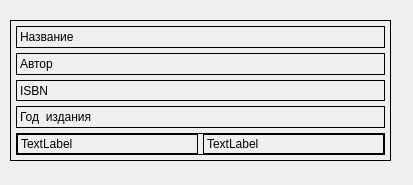
The window that ui_file/element/book/history-book.ui (HiraiKaoTsi/diplom) describes before a commit, drawn with Qt 5.
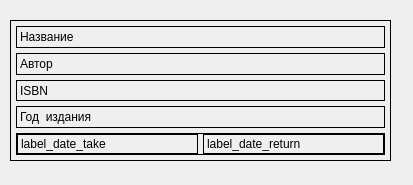
The same window after the commit.

Diff of the .ui file:
```diff
--- a/ui_file/element/book/history-book.ui
+++ b/ui_file/element/book/history-book.ui
@@ -88,14 +88,14 @@
        <item>
         <widget class="QLabel" name="label_date_take">
          <property name="text">
-          <string>TextLabel</string>
+          <string>label_date_take</string>
          </property>
         </widget>
        </item>
        <item>
         <widget class="QLabel" name="label_date_return">
          <property name="text">
-          <string>TextLabel</string>
+          <string>label_date_return</string>
          </property>
         </widget>
        </item>
```
Left out of the diff: 2 changed lines with no effect on the pictures.
